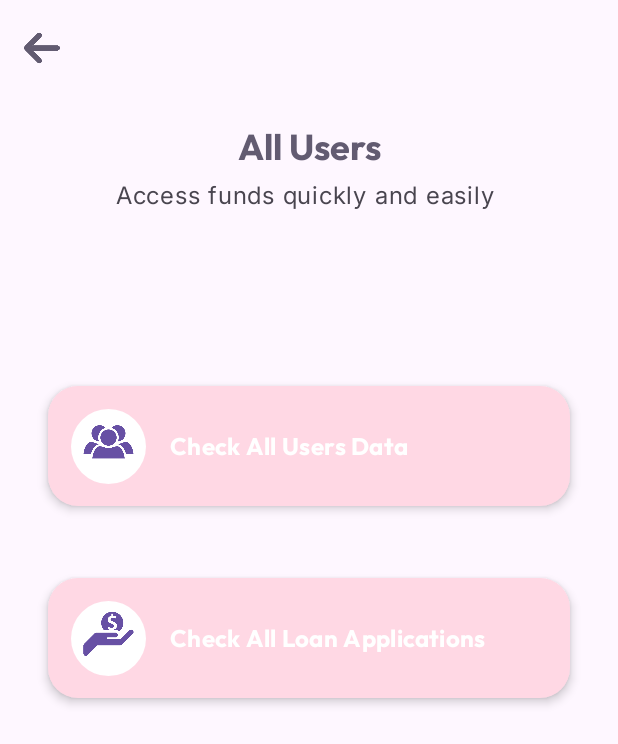
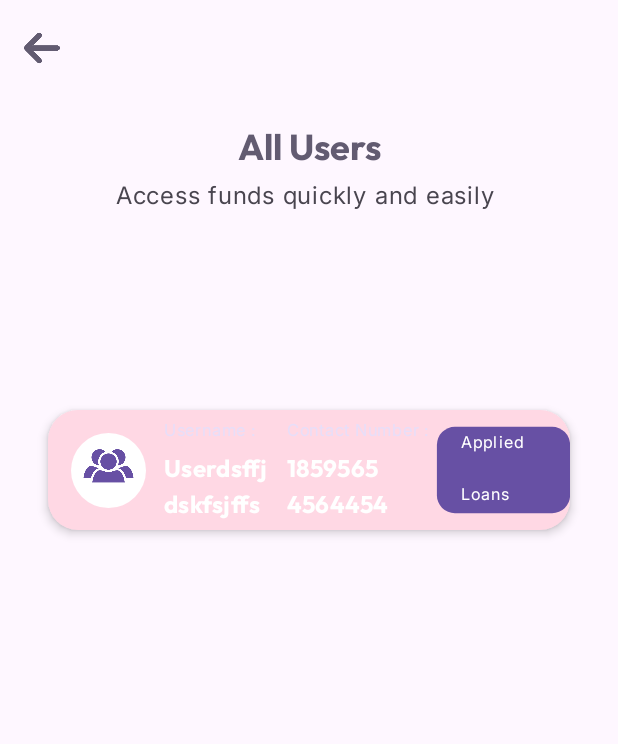
Before and after one commit to Shahnawazk7944/LoanConnect_A_Loan_Management_App, an Android app built with Jetpack Compose: the AdminScreenCheckAllUsers screen opened through its navigation route, on a phone screen of 412 x 824 dp. Shown: the top 744 px of the screen. Run offline under Robolectric (Android 15) with nearby library versions, the phone set to English and light mode, and no system bars; our stand-ins replace Dagger/Hilt's generated code.

Commit message:
All users UI done

```diff
--- a/app/src/main/java/com/example/loanconnect/presentation/features/admin/AdminScreenCheckAllUsers.kt
+++ b/app/src/main/java/com/example/loanconnect/presentation/features/admin/AdminScreenCheckAllUsers.kt
@@ -27,6 +27,7 @@ import com.example.loanconnect.ui.theme.components.CustomTopAppBar
 import com.example.loanconnect.ui.theme.components.LoadingDialog
 import com.example.loanconnect.ui.theme.spacing
 import com.example.loanconnect.R
+import com.example.loanconnect.presentation.features.components.AdminCheckAllUsersComponents
 
 
 @Composable
@@ -61,20 +62,13 @@ fun AdminScreenCheckAllUsers(
             Spacer(modifier = Modifier.height(MaterialTheme.spacing.extraLarge))
             Spacer(modifier = Modifier.height(MaterialTheme.spacing.extraLarge))
 
-            AdminCheckUsersOrLoans(
-                painter = painterResource(R.drawable.all_users_icon),
-                content = "Check All Users Data",
-                onClick = {
-
-                }
-            )
             Spacer(modifier = Modifier.height(MaterialTheme.spacing.large))
-            AdminCheckUsersOrLoans(
-                painter = painterResource(R.drawable.give_loans_icon),
-                content = "Check All Loan Applications",
-                onClick = {
-
-                }
+            AdminCheckAllUsersComponents(
+                profilePhoto = painterResource(R.drawable.all_users_icon),
+                userName = "Userdsffjdskfsjffsdfj",
+                contactNumber = "18595654564454454",
+                onProfileClick = {},
+                checkAppliedLoans = {}
             )
 
 
--- /dev/null
+++ b/app/src/main/java/com/example/loanconnect/presentation/features/components/AdminCheckAllUsersComponents.kt
@@ -0,0 +1,156 @@
+package com.example.loanconnect.presentation.features.components
+
+import androidx.compose.foundation.background
+import androidx.compose.foundation.clickable
+import androidx.compose.foundation.layout.Arrangement
+import androidx.compose.foundation.layout.Box
+import androidx.compose.foundation.layout.Column
+import androidx.compose.foundation.layout.Row
+import androidx.compose.foundation.layout.Spacer
+import androidx.compose.foundation.layout.fillMaxHeight
+import androidx.compose.foundation.layout.fillMaxSize
+import androidx.compose.foundation.layout.fillMaxWidth
+import androidx.compose.foundation.layout.height
+import androidx.compose.foundation.layout.padding
+import androidx.compose.foundation.layout.size
+import androidx.compose.foundation.layout.width
+import androidx.compose.foundation.shape.CircleShape
+import androidx.compose.foundation.shape.RoundedCornerShape
+import androidx.compose.material3.Button
+import androidx.compose.material3.Card
+import androidx.compose.material3.CardDefaults
+import androidx.compose.material3.Icon
+import androidx.compose.material3.MaterialTheme
+import androidx.compose.material3.Text
+import androidx.compose.runtime.Composable
+import androidx.compose.ui.Alignment
+import androidx.compose.ui.Modifier
+import androidx.compose.ui.draw.clip
+import androidx.compose.ui.draw.scale
+import androidx.compose.ui.graphics.painter.Painter
+import androidx.compose.ui.res.painterResource
+import androidx.compose.ui.tooling.preview.Preview
+import androidx.compose.ui.unit.dp
+import androidx.compose.ui.unit.sp
+import com.example.loanconnect.R
+import com.example.loanconnect.ui.theme.LoanConnectTheme
+
+
+@Composable
+fun AdminCheckAllUsersComponents(
+    profilePhoto: Painter,
+    userName: String,
+    contactNumber: String,
+    onProfileClick: () -> Unit,
+    checkAppliedLoans: () -> Unit,
+) {
+    Card(
+        modifier = Modifier
+            .padding(16.dp)
+            .padding(horizontal = 0.dp)
+            .height(80.dp)
+            .fillMaxWidth(),
+        shape = RoundedCornerShape(20.dp),
+        elevation = CardDefaults.cardElevation(
+            defaultElevation = 4.dp
+        ),
+        colors = CardDefaults.cardColors(
+            containerColor = MaterialTheme.colorScheme.tertiaryContainer,
+            // contentColor = Color(0xFF5f0f40)
+        )
+    ) {
+        Row(
+            modifier = Modifier
+                .padding(5.dp)
+                .fillMaxSize(),
+            verticalAlignment = Alignment.CenterVertically
+        ) {
+
+            Spacer(modifier = Modifier.width(10.dp))
+            Box(
+                modifier = Modifier
+                    .size(50.dp)
+                    .clip(CircleShape)
+                    .background(MaterialTheme.colorScheme.onPrimary),
+                contentAlignment = Alignment.Center
+            ) {
+                Icon(
+                    painter = profilePhoto,
+                    contentDescription = null,
+                    modifier = Modifier
+                        .size(50.dp)
+                        .padding(3.dp)
+                        .clickable { onProfileClick() },
+                    tint = MaterialTheme.colorScheme.primary
+                )
+            }
+            Spacer(modifier = Modifier.width(12.dp))
+            Column(
+                verticalArrangement = Arrangement.Top,
+                modifier = Modifier.fillMaxHeight()
+            ) {
+                Text(
+                    text = "Username :",
+                    style = MaterialTheme.typography.labelSmall,
+                    color = MaterialTheme.colorScheme.secondaryContainer,
+                    modifier = Modifier
+                )
+                Spacer(modifier = Modifier.height(5.dp))
+                Text(
+                    text = userName,
+                    style = MaterialTheme.typography.titleMedium,
+                    color = MaterialTheme.colorScheme.onTertiary,
+                    maxLines = 2,
+                    modifier = Modifier.width(70.dp)
+                )
+            }
+            Spacer(modifier = Modifier.width(12.dp))
+            Column(
+                verticalArrangement = Arrangement.Top,
+                modifier = Modifier.fillMaxHeight()
+            ) {
+                Text(
+                    text = "Contact Number :",
+                    style = MaterialTheme.typography.labelSmall,
+                    color = MaterialTheme.colorScheme.secondaryContainer,
+                    modifier = Modifier
+                )
+                Spacer(modifier = Modifier.height(5.dp))
+                Text(
+                    text = contactNumber,
+                    style = MaterialTheme.typography.titleMedium,
+                    color = MaterialTheme.colorScheme.onTertiary,
+                    maxLines = 2,
+                    modifier = Modifier.width(70.dp)
+                )
+            }
+            Spacer(modifier = Modifier.width(10.dp))
+            Button(
+                modifier = Modifier.scale(1.2f).padding(2.dp),
+                onClick = { checkAppliedLoans() },
+                shape = RoundedCornerShape(10.dp)) {
+                Text(
+                    text = "Applied Loans",
+                    fontSize = 5.sp,
+                    style = MaterialTheme.typography.bodySmall,
+                    color = MaterialTheme.colorScheme.onTertiary,
+                    modifier = Modifier.scale(1.8f)
+                )
+            }
+        }
+    }
+}
+
+@Preview(showBackground = true)
+@Composable
+fun AdminCheckAllUsersComponentsPreview() {
+    LoanConnectTheme {
+        AdminCheckAllUsersComponents(
+            profilePhoto = painterResource(R.drawable.all_users_icon),
+            userName = "Users Data",
+            contactNumber = "1859565456",
+            onProfileClick = {},
+            checkAppliedLoans = {}
+        )
+    }
+}
--- a/app/src/main/java/com/example/loanconnect/presentation/features/components/AdminCheckUsersOrLoans.kt
+++ b/app/src/main/java/com/example/loanconnect/presentation/features/components/AdminCheckUsersOrLoans.kt
@@ -1,6 +1,5 @@
 package com.example.loanconnect.presentation.features.components
 
-import androidx.compose.foundation.Image
 import androidx.compose.foundation.background
 import androidx.compose.foundation.clickable
 import androidx.compose.foundation.layout.Box
@@ -23,11 +22,8 @@ import androidx.compose.runtime.Composable
 import androidx.compose.ui.Alignment
 import androidx.compose.ui.Modifier
 import androidx.compose.ui.draw.clip
-import androidx.compose.ui.graphics.Color
 import androidx.compose.ui.graphics.painter.Painter
-import androidx.compose.ui.text.font.FontWeight
 import androidx.compose.ui.unit.dp
-import androidx.compose.ui.unit.sp
 
 @Composable
 fun AdminCheckUsersOrLoans(painter: Painter, content: String, onClick: () -> Unit) {
@@ -37,7 +33,7 @@ fun AdminCheckUsersOrLoans(painter: Painter, content: String, onClick: () -> Uni
             .padding(horizontal = 0.dp)
             .height(80.dp)
             .fillMaxWidth()
-            .clickable{
+            .clickable {
                 onClick()
             },
         shape = RoundedCornerShape(20.dp),
--- a/app/src/main/java/com/example/loanconnect/presentation/navigation/MyNavGraph.kt
+++ b/app/src/main/java/com/example/loanconnect/presentation/navigation/MyNavGraph.kt
@@ -35,7 +35,7 @@ fun MyNavGraph(
 
     NavHost(
         navController = navController,
-        startDestination = MyNavGraphRoutes.AdminScreen.route
+        startDestination = MyNavGraphRoutes.AdminScreenCheckAllUsers.route
     ) {
         composable(route = MyNavGraphRoutes.SignUpScreen.route) {
             SignUpScreen(navController, authViewModel, authState)
```
